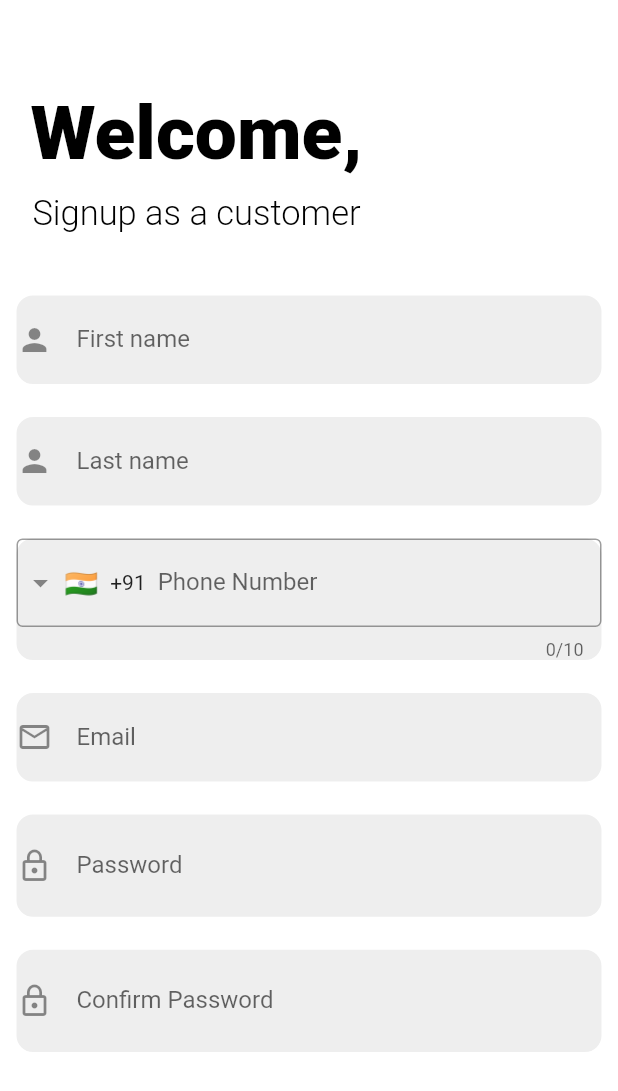
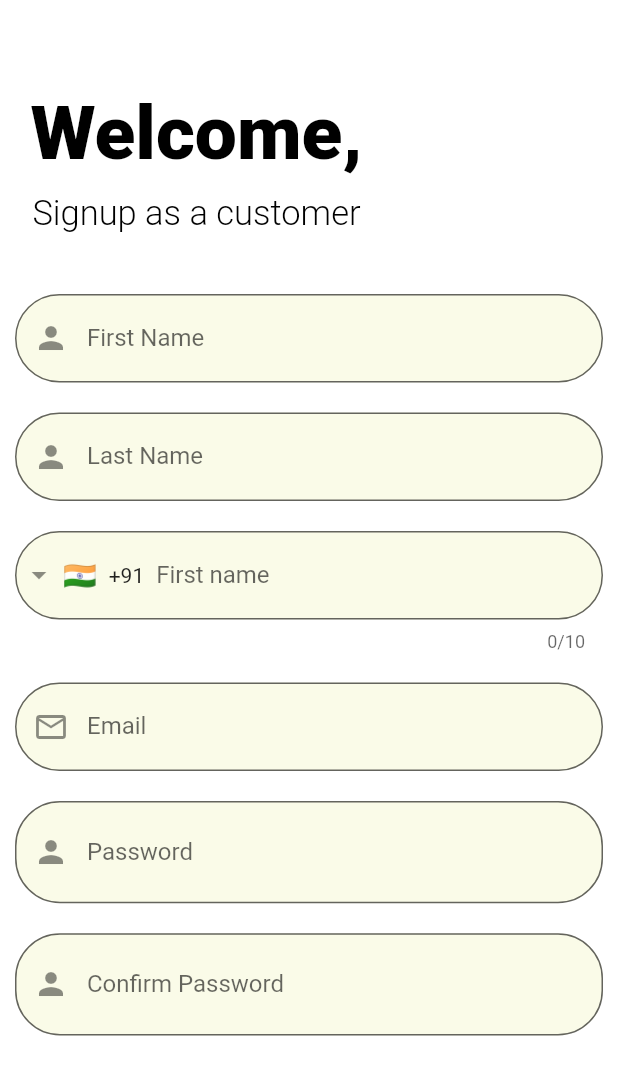
Before and after one commit to ayan-gorain/Enchantee, a Flutter app: the Customersignupage screen opened by its route, on a phone screen of 412 x 824 dp. Shown: the top 1091 px of the screen. Run offline on Flutter 3.47's test engine with Material 2 defaults, Android fonts, the phone set to English and light mode, and no system bars; drawn by our look-alikes of intl_phone_field; our stand-ins replace flutter_screenutil, font_awesome_flutter.

Commit message:
customersign up started

```diff
--- a/lib/pages/customers_signup.dart
+++ b/lib/pages/customers_signup.dart
@@ -21,8 +21,8 @@ class _CustomersignupageState extends State<Customersignupage> {
             child: Column(
               children:<Widget> [
                 SizedBox(height:30),
-                Padding(
-                  padding: const EdgeInsets.only(right:150,top:30),
+                const Padding(
+                  padding: EdgeInsets.only(right:150,top:30),
                   child: Text("Welcome,",
                       style: TextStyle(
                           inherit: true,
@@ -30,8 +30,8 @@ class _CustomersignupageState extends State<Customersignupage> {
                           color: Colors.black,
                           fontWeight: FontWeight.w800)),
                 ),
-                Padding(
-                  padding: const EdgeInsets.only(right:150,top:10),
+                const Padding(
+                  padding: EdgeInsets.only(right:150,top:10),
                   child: Text("Signup as a customer",
                         style: TextStyle(
                             inherit: true,
@@ -41,56 +41,62 @@ class _CustomersignupageState extends State<Customersignupage> {
                 ),
                 SizedBox(height: 30),
 
-                Padding(
+                const Padding(
                   padding: const EdgeInsets.all(10.0),
-                  child: Container(
-                    decoration: BoxDecoration(
-                      color: Colors.grey[200],
-                      border: Border.all(color: Colors.white),
-                      borderRadius: BorderRadius.circular(12),
+                  child: TextField(
+
+                    decoration: InputDecoration(
+                      filled: true,
+                      fillColor: Color.fromRGBO(229, 235, 138, 0.2),
+                      prefixIcon : Icon(Icons.person),
+                      labelText: 'First Name',
+                      border: OutlineInputBorder(
+                        borderRadius: BorderRadius.all(Radius.circular(30.0)),
+                        borderSide: BorderSide(color: Colors.blue),
+
                     ),
-                    child: TextField(
-                      decoration: InputDecoration(border: InputBorder.none,
-                        labelText: 'First name',
                       hintText: 'Enter your First Name',
-                        icon: Icon(Icons.person),
+
                     ),
                   ),
+                ),
+                const Padding(
+                  padding: const EdgeInsets.all(10.0),
+                    child: TextField(
+                      decoration: InputDecoration(
+                        filled: true,
+                        fillColor: Color.fromRGBO(229, 235, 138, 0.2),
+                        prefixIcon : Icon(Icons.person),
+                        labelText: 'Last Name',
+                        border: OutlineInputBorder(
+                          borderRadius: BorderRadius.all(Radius.circular(30.0)),
+                          borderSide: BorderSide(color: Colors.blue),
+
+                        ),
+                        hintText: 'Enter your Last Name',
+
+                      ),
+
                   ),
                 ),
                 Padding(
                   padding: const EdgeInsets.all(10.0),
                   child: Container(
-                    decoration: BoxDecoration(
-                      color: Colors.grey[200],
-                      border: Border.all(color: Colors.white),
-                      borderRadius: BorderRadius.circular(12),
+                    child: IntlPhoneField(
+                      decoration: const InputDecoration(
+                        filled: true,
+                        fillColor: Color.fromRGBO(229, 235, 138, 0.2),
+                        prefixIcon : Icon(Icons.person),
+                        labelText: 'First name',
+                        border: OutlineInputBorder(
+                          borderRadius: BorderRadius.all(Radius.circular(30.0)),
+                          borderSide: BorderSide(color: Colors.blue),
+
                         ),
-                    child: TextField(
-                      decoration: InputDecoration(border: InputBorder.none,
-                        labelText: 'Last name',
-                        hintText: 'Enter your Last Name',
-                        icon: Icon(Icons.person),
+                        hintText: 'Enter your First Name',
+
                       ),
-                    ),
-                  ),
-                ),
-                Padding(
-                  padding: const EdgeInsets.all(10.0),
-                  child: Container(
-                    decoration: BoxDecoration(
-                      color: Colors.grey[200],
-                      border: Border.all(color: Colors.white),
-                      borderRadius: BorderRadius.circular(12),
-                    ),
-                    child: IntlPhoneField(
-                      decoration: InputDecoration(
-                        labelText: 'Phone Number',
-                        hintText: 'Enter your Phone number',
-                        border: OutlineInputBorder(
-                          borderSide: BorderSide(),
-                        ),
-                      ),
+
                       initialCountryCode: 'IN',
                       onChanged: (phone) {
                         print(phone.completeNumber);
@@ -98,41 +104,42 @@ class _CustomersignupageState extends State<Customersignupage> {
                     ),
                   ),
                 ),
-                Padding(
-                  padding: const EdgeInsets.all(10.0),
-                  child: Container(
-                    decoration: BoxDecoration(
-                      color: Colors.grey[200],
-                      border: Border.all(color: Colors.white),
-                      borderRadius: BorderRadius.circular(12),
+                const Padding(
+                  padding: EdgeInsets.all(10.0),
+                  child: TextField(
+                      decoration: InputDecoration(
+                        filled: true,
+                        fillColor: Color.fromRGBO(229, 235, 138, 0.2),
+                        prefixIcon : Icon(Icons.mail_outline),
+                        labelText: 'Email',
+                        border: OutlineInputBorder(
+                          borderRadius: BorderRadius.all(Radius.circular(30.0)),
+                          borderSide: BorderSide(color: Colors.blue),
+
                         ),
-                    child: TextField(
-                      decoration: InputDecoration(border: InputBorder.none,
-                        labelText: 'Email',
                         hintText: 'Enter your Email',
-
-                        icon: Icon(Icons.mail_outline),
 
                       ),
                     ),
-                  ),
+
                 ),
 
 
                 Padding(
                   padding: const EdgeInsets.all(10.0),
-                  child: Container(
-                    decoration: BoxDecoration(
-                      color: Colors.grey[200],
-                      border: Border.all(color: Colors.white),
-                      borderRadius: BorderRadius.circular(12),
-                    ),
                   child: TextField(
                     obscureText: _isHidden,
-                      decoration: InputDecoration(border: InputBorder.none,
+                    decoration: InputDecoration(
+                      filled: true,
+                      fillColor: Color.fromRGBO(229, 235, 138, 0.2),
+                      prefixIcon : Icon(Icons.person),
                       labelText: 'Password',
-                        hintText: 'Enter your Password',
-                        icon: Icon(Icons.lock_outline),
+                      border: const OutlineInputBorder(
+                        borderRadius: BorderRadius.all(Radius.circular(30.0)),
+                        borderSide: BorderSide(color: Colors.blue),
+
+                      ),
+                      hintText: 'Enter Password here',
                       suffix: InkWell(
                         onTap: _togglePasswordView,
                         child: Icon(
@@ -141,25 +148,25 @@ class _CustomersignupageState extends State<Customersignupage> {
                               : Icons.visibility_off,
                         ),
                       ),
+                    ),
 
-                      ),
-                    ),
                   ),
                 ),
                 Padding(
                   padding: const EdgeInsets.all(10.0),
-                  child: Container(
-                    decoration: BoxDecoration(
-                      color: Colors.grey[200],
-                      border: Border.all(color: Colors.white),
-                      borderRadius: BorderRadius.circular(12),
-                    ),
                   child: TextField(
                     obscureText: _isHidden,
-                      decoration: InputDecoration(border: InputBorder.none,
+                    decoration: InputDecoration(
+                      filled: true,
+                      fillColor: Color.fromRGBO(229, 235, 138, 0.2),
+                      prefixIcon : Icon(Icons.person),
                       labelText: 'Confirm Password',
-                        hintText: 'Enter your Password',
-                        icon: Icon(Icons.lock_outline),
+                      border: const OutlineInputBorder(
+                        borderRadius: BorderRadius.all(Radius.circular(30.0)),
+                        borderSide: BorderSide(color: Colors.blue),
+
+                      ),
+                      hintText: 'Reconfirm your password',
                       suffix: InkWell(
                         onTap: _togglePasswordView,
                         child: Icon(
@@ -167,8 +174,6 @@ class _CustomersignupageState extends State<Customersignupage> {
                               ? Icons.visibility
                               : Icons.visibility_off,
                         ),
-                        ),
-
                       ),
                     ),
                   ),
--- a/lib/pages/login_page.dart
+++ b/lib/pages/login_page.dart
@@ -43,44 +43,41 @@ class _LoginpageState extends State<Loginpage> {
                         color: Colors.black,
                         fontWeight: FontWeight.w200)),
                 SizedBox(height: 40),
-                Padding(
-                  padding: const EdgeInsets.symmetric(horizontal: 27.0),
-                  child: Container(
-                    decoration: BoxDecoration(
-                      color: Colors.grey[200],
-                      border: Border.all(color: Colors.white),
-                      borderRadius: BorderRadius.circular(12),
+                const Padding(
+                  padding: const EdgeInsets.all(20.0),
+                  child: TextField(
+
+                    decoration: InputDecoration(
+                      filled: true,
+                      fillColor: Color.fromRGBO(229, 235, 138, 0.2),
+                      prefixIcon : Icon(Icons.person),
+                      labelText: 'First Name',
+                      border: OutlineInputBorder(
+                        borderRadius: BorderRadius.all(Radius.circular(30.0)),
+                        borderSide: BorderSide(color: Colors.blue),
+
                       ),
-                    child: Padding(
-                      padding: const EdgeInsets.only(left: 20.0),
-                      child: TextField(
-                        decoration: InputDecoration(border: InputBorder.none,
-                          labelText: 'Email',
-                          hintText: 'Enter your Email',
-                          icon: Icon(Icons.mail_outline),
+                      hintText: 'Enter your First Name',
+
                     ),
                   ),
                 ),
-                  ),
-                ),
-                SizedBox(height: 20),
+
                 Padding(
-                  padding: const EdgeInsets.symmetric(horizontal: 27.0),
-                  child: Container(
-                    decoration: BoxDecoration(
-                      color: Colors.grey[200],
-                      border: Border.all(color: Colors.white),
-                      borderRadius: BorderRadius.circular(12),
-                    ),
-                    child: Padding(
-                      padding: const EdgeInsets.only(left: 20.0),
+                  padding: const EdgeInsets.all(20.0),
                   child: TextField(
                     obscureText: _isHidden,
                     decoration: InputDecoration(
-                          border: InputBorder.none,
+                      filled: true,
+                      fillColor: Color.fromRGBO(229, 235, 138, 0.2),
+                      prefixIcon : Icon(Icons.person),
                       labelText: 'Password',
-                          hintText: 'Enter your Password',
-                          icon: Icon(Icons.lock_outline),
+                      border: const OutlineInputBorder(
+                        borderRadius: BorderRadius.all(Radius.circular(30.0)),
+                        borderSide: BorderSide(color: Colors.blue),
+
+                      ),
+                      hintText: 'Enter Password here',
                       suffix: InkWell(
                         onTap: _togglePasswordView,
                         child: Icon(
@@ -88,9 +85,6 @@ class _LoginpageState extends State<Loginpage> {
                               ? Icons.visibility
                               : Icons.visibility_off,
                         ),
-                          ),
-                        ),
-
                       ),
                     ),
 
```
Also changed, not shown: pubspec.lock, 3 other files. Lines whose indentation alone changed are shown as unchanged.
